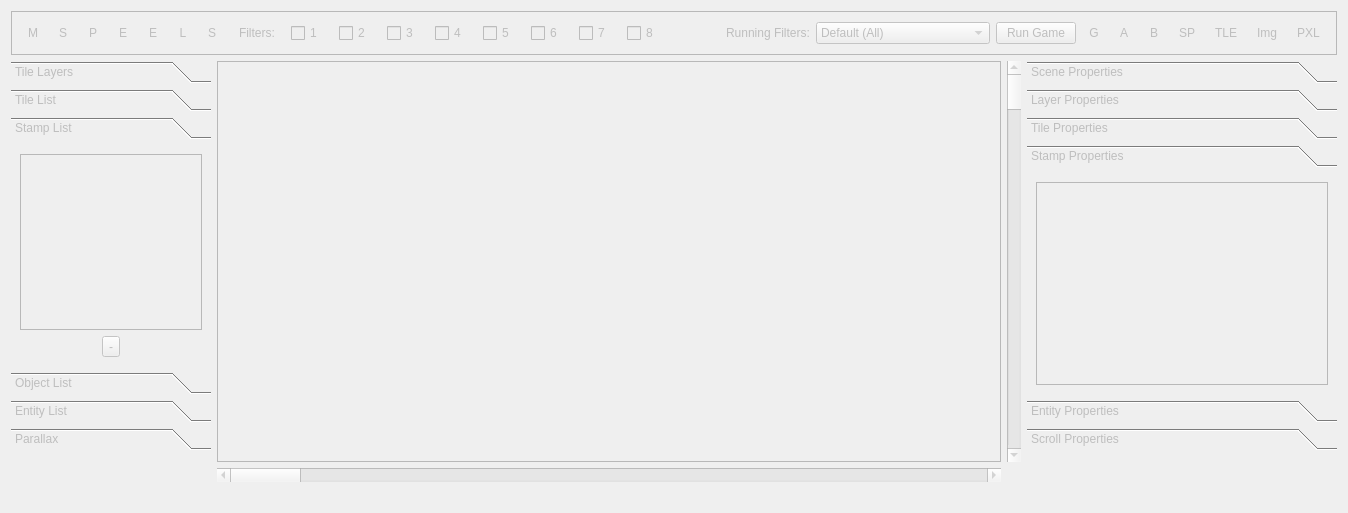
This is RetroEDv2/tools/sceneeditorv5.ui in RSDKModding/RetroED as Qt 5 draws it before an edit. The edited form follows.
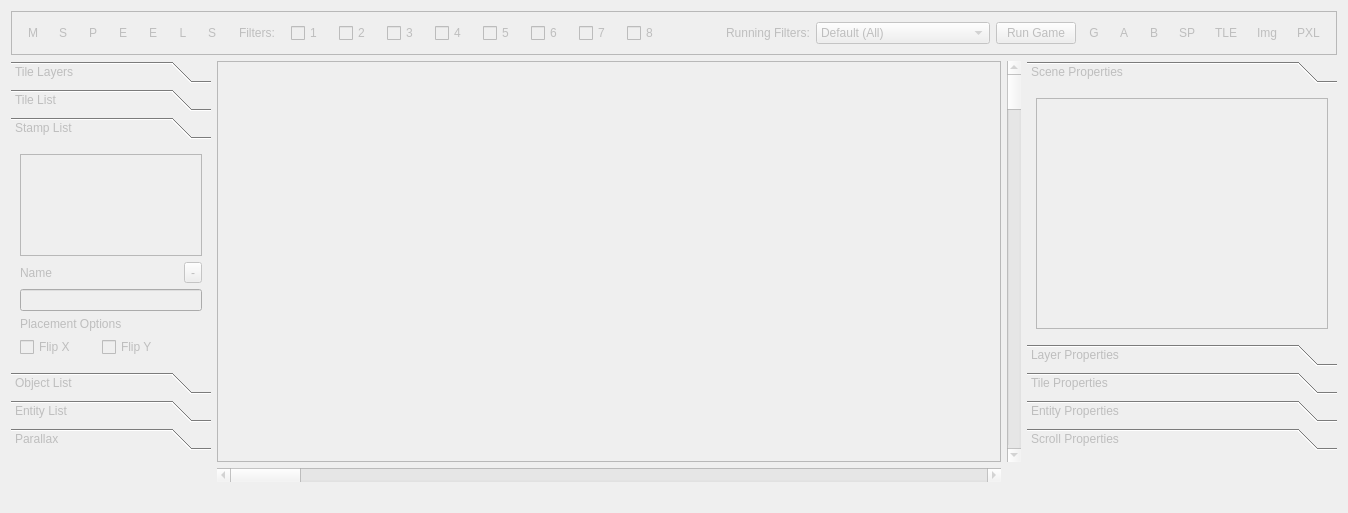
This is the edited form. The open tabs and pages were chosen to show the change. Icons and pictures are not drawn.

Commit message:
Excellent Argument, Approved! (stamp noise)
-Removed Stamp Properties page from v5 Editor
-Stamp rename function moved to Stamp List
-Added the ability to flip stamps while placing them in v5 Editor
-'Load Stamps' now always asks to select the file
-'Save Stamps' will always save in the same folder as the last stamp was loaded, if the filename is changed it will generate a new one at this location
- Added 'Save As' for stamps, for whoever decided to have the stamps in another folder (this is the same functionality the save stamps button previously had if it didn't find the stamp file)

Diff of the .ui file:
```diff
--- a/RetroEDv2/tools/sceneeditorv5.ui
+++ b/RetroEDv2/tools/sceneeditorv5.ui
@@ -58,7 +58,7 @@
         <x>0</x>
         <y>0</y>
         <width>310</width>
-        <height>223</height>
+        <height>253</height>
        </rect>
       </property>
       <attribute name="label">
@@ -130,32 +130,6 @@
        </item>
       </layout>
      </widget>
-     <widget class="QWidget" name="stampPropPage">
-      <property name="geometry">
-       <rect>
-        <x>0</x>
-        <y>0</y>
-        <width>310</width>
-        <height>223</height>
-       </rect>
-      </property>
-      <attribute name="label">
-       <string>Stamp Properties</string>
-      </attribute>
-      <layout class="QGridLayout" name="gridLayout_20">
-       <item row="0" column="0">
-        <widget class="QFrame" name="stampPropFrame">
-         <property name="frameShape">
-          <enum>QFrame::StyledPanel</enum>
-         </property>
-         <property name="frameShadow">
-          <enum>QFrame::Raised</enum>
-         </property>
-         <layout class="QGridLayout" name="gridLayout_19"/>
-        </widget>
-       </item>
-      </layout>
-     </widget>
      <widget class="QWidget" name="objPropPage">
       <property name="geometry">
        <rect>
@@ -1089,27 +1063,42 @@
        <string>Stamp List</string>
       </attribute>
       <layout class="QGridLayout" name="gridLayout_18">
+       <item row="3" column="0" colspan="5">
+        <widget class="QLineEdit" name="stpName"/>
+       </item>
+       <item row="5" column="0">
+        <widget class="QCheckBox" name="stpFlipX">
+         <property name="text">
+          <string>Flip X</string>
+         </property>
+        </widget>
+       </item>
        <item row="0" column="0" colspan="5">
         <widget class="QListWidget" name="stampList">
-         <property name="enabled">
-          <bool>true</bool>
+        </widget>
+       </item>
+       <item row="4" column="0" colspan="3">
+        <widget class="QLabel" name="stpPlaceLine">
+         <property name="text">
+          <string>Placement Options</string>
          </property>
         </widget>
        </item>
-       <item row="3" column="0" colspan="2">
-        <spacer name="horizontalSpacer_9">
-         <property name="orientation">
-          <enum>Qt::Horizontal</enum>
+       <item row="2" column="0">
+        <widget class="QLabel" name="stpNameLine">
+         <property name="text">
+          <string>Name</string>
          </property>
-         <property name="sizeHint" stdset="0">
-          <size>
-           <width>112</width>
-           <height>20</height>
-          </size>
+        </widget>
+       </item>
+       <item row="5" column="2">
+        <widget class="QCheckBox" name="stpFlipY">
+         <property name="text">
+          <string>Flip Y</string>
          </property>
-        </spacer>
+        </widget>
        </item>
-       <item row="3" column="2">
+       <item row="2" column="4">
         <widget class="QToolButton" name="rmStp">
          <property name="enabled">
           <bool>false</bool>
@@ -1126,22 +1115,6 @@
          </property>
         </widget>
        </item>
-       <item row="3" column="3" colspan="2">
-        <spacer name="horizontalSpacer_10">
-         <property name="orientation">
-          <enum>Qt::Horizontal</enum>
-         </property>
-         <property name="sizeType">
-          <enum>QSizePolicy::Minimum</enum>
-         </property>
-         <property name="sizeHint" stdset="0">
-          <size>
-           <width>40</width>
-           <height>20</height>
-          </size>
-         </property>
-        </spacer>
-       </item>
       </layout>
      </widget>
      <widget class="QWidget" name="objectPage">
```
Left out of the diff: 8 changed lines with no effect on the pictures. The commit also changes 7 other files.
